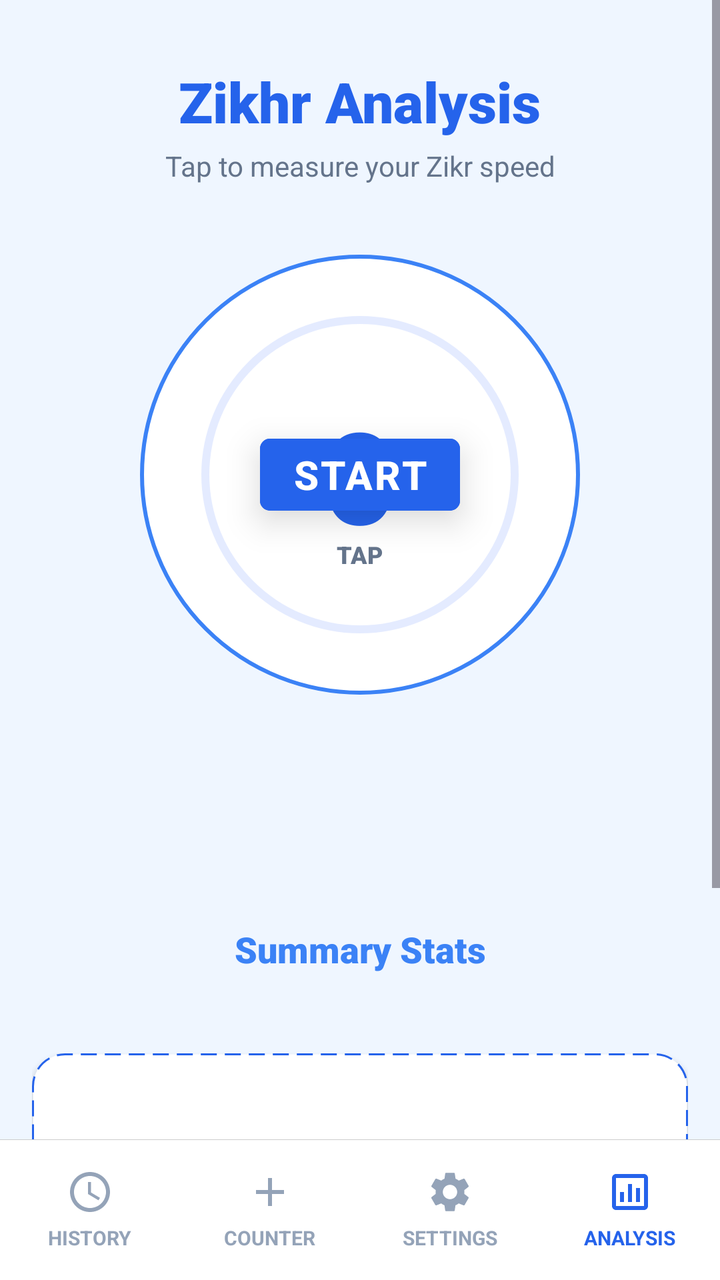
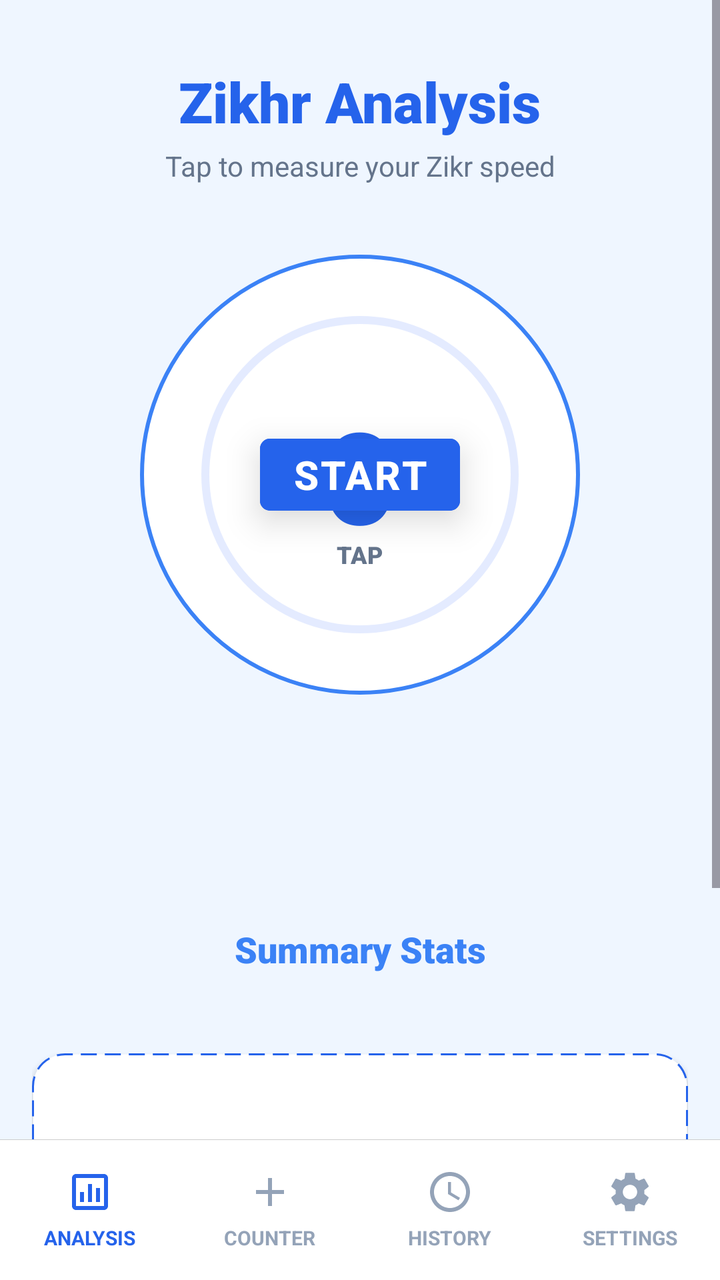

Before-and-after screenshots of an Android layout around one commit, followed by the original layout XML and the change that was made.
<!-- AndroidManifest.xml: application theme Theme.SmartTasbeeh -->
<!-- res/layout/activity_analysis.xml -->
<?xml version="1.0" encoding="utf-8"?>
<androidx.constraintlayout.widget.ConstraintLayout xmlns:android="http://schemas.android.com/apk/res/android"
    xmlns:app="http://schemas.android.com/apk/res-auto"
    xmlns:tools="http://schemas.android.com/tools"
    android:layout_width="match_parent"
    android:layout_height="match_parent"
    android:background="@color/app_background"
    tools:context=".AnalysisActivity">
    
    
    <ScrollView
        android:layout_width="match_parent"
        android:layout_height="0dp"
        android:fillViewport="true"
        app:layout_constraintTop_toTopOf="parent"
        app:layout_constraintBottom_toTopOf="@id/bottomNavDivider">

        <androidx.constraintlayout.widget.ConstraintLayout
            android:layout_width="match_parent"
            android:layout_height="wrap_content"
            android:paddingBottom="24dp">

            
            <TextView
                android:id="@+id/tvTitle"
                android:layout_width="wrap_content"
                android:layout_height="wrap_content"
                android:text="Zikhr Analysis"
                android:textColor="@color/tasbeeh_blue_primary"
                android:textSize="28sp"
                android:fontFamily="sans-serif-black"
                android:layout_marginTop="32dp"
                app:layout_constraintTop_toTopOf="parent"
                app:layout_constraintStart_toStartOf="parent"
                app:layout_constraintEnd_toEndOf="parent"/>

            <TextView
                android:id="@+id/tvSubtitle"
                android:layout_width="wrap_content"
                android:layout_height="wrap_content"
                android:text="Tap to measure your Zikr speed"
                android:textColor="@color/text_secondary"
                android:textSize="14sp"
                android:layout_marginTop="4dp"
                app:layout_constraintTop_toBottomOf="@id/tvTitle"
                app:layout_constraintStart_toStartOf="parent"
                app:layout_constraintEnd_toEndOf="parent"/>

            
            <FrameLayout
                android:id="@+id/btnTap"
                android:layout_width="230dp"
                android:layout_height="230dp"
                android:layout_marginTop="30dp"
                app:layout_constraintTop_toBottomOf="@id/tvSubtitle"
                app:layout_constraintStart_toStartOf="parent"
                app:layout_constraintEnd_toEndOf="parent">

                
                <View
                    android:layout_width="match_parent"
                    android:layout_height="match_parent"
                    android:layout_margin="5dp"
                    android:background="@drawable/bg_circle_button" />

                
                <ProgressBar
                    android:id="@+id/progressBar"
                    android:layout_width="match_parent"
                    android:layout_height="match_parent"
                    android:indeterminate="false"
                    android:progressDrawable="@drawable/circular_progress"
                    android:background="@null"
                    style="?android:attr/progressBarStyleHorizontal"
                    android:max="100"
                    android:progress="0"
                    android:padding="2dp"/>
                    
                
                <TextView
                    android:id="@+id/tvCount"
                    android:layout_width="wrap_content"
                    android:layout_height="wrap_content"
                    android:layout_gravity="center"
                    android:text="0"
                    android:textSize="64sp"
                    android:fontFamily="sans-serif-black"
                    android:textStyle="bold"
                    android:textColor="@color/tasbeeh_blue_primary"/>
                    
                <TextView
                     android:id="@+id/tvTapHint"
                     android:layout_width="wrap_content"
                     android:layout_height="wrap_content"
                     android:layout_gravity="center"
                     android:text="TAP"
                     android:textSize="12sp"
                    android:fontFamily="sans-serif-black"
                     android:textColor="@color/text_secondary"
                     android:translationY="40dp"/>
                     
                
                 <TextView
                     android:id="@+id/tvPausedOverlay"
                     android:layout_width="wrap_content"
                     android:layout_height="wrap_content"
                     android:layout_gravity="center"
                     android:text="PAUSED"
                     android:textSize="25sp"
                     android:fontFamily="sans-serif-black"
                     android:textColor="@color/delete_text"
                     android:visibility="gone"/>

                
                <View
                    android:id="@+id/tapActionView"
                    android:layout_width="match_parent"
                    android:layout_height="match_parent"
                    android:layout_margin="12dp"
                    android:background="?attr/selectableItemBackgroundBorderless" 
                    android:clickable="true"
                    android:focusable="true"/>

                
                <Button
                    android:id="@+id/btnStartOverlay"
                    android:layout_width="wrap_content"
                    android:layout_height="wrap_content"
                    android:text="START"
                    android:textSize="20sp"
                    android:layout_gravity="center"
                    android:visibility="visible"
                    android:elevation="10dp"
                    android:textAllCaps="true"
                    android:textColor="@color/white"
                    android:textStyle="bold"
                    android:letterSpacing="0.05"
                    android:backgroundTint="@color/tasbeeh_blue_primary"
                    app:cornerRadius="5dp"
                    style="@style/Widget.MaterialComponents.Button.UnelevatedButton"/>
                    
            </FrameLayout>
            
            
            <LinearLayout
                android:id="@+id/controlsRow"
                android:layout_width="wrap_content"
                android:layout_height="wrap_content"
                android:orientation="horizontal"
                android:gravity="center"
                android:layout_marginTop="30dp"
                app:layout_constraintTop_toBottomOf="@id/btnTap"
                app:layout_constraintStart_toStartOf="parent"
                app:layout_constraintEnd_toEndOf="parent">
                
                <com.google.android.material.floatingactionbutton.FloatingActionButton
                    android:id="@+id/fabPause"
                    android:layout_width="wrap_content"
                    android:layout_height="wrap_content"
                    android:src="@drawable/ic_pause"
                    app:backgroundTint="@color/tasbeeh_blue_primary"
                    app:tint="@android:color/white"
                    app:fabSize="normal"
                    android:visibility="invisible"/>

            </LinearLayout>
            
            
            <LinearLayout
                 android:id="@+id/layoutPauseOptions"
                 android:layout_width="wrap_content"
                 android:layout_height="wrap_content"
                 android:orientation="horizontal"
                 android:visibility="gone"
                 android:layout_marginTop="12dp"
                 app:layout_constraintTop_toBottomOf="@id/controlsRow"
                 app:layout_constraintStart_toStartOf="parent"
                 app:layout_constraintEnd_toEndOf="parent">
                 
                 <Button
                     android:id="@+id/btnResetAnalysis"
                     android:layout_width="wrap_content"
                     android:layout_height="wrap_content"
                     android:text="Reset"
                     android:layout_marginEnd="16dp"
                     android:textAllCaps="true"
                     android:textColor="@color/white"
                     android:textStyle="bold"
                     android:letterSpacing="0.05"
                     android:backgroundTint="@color/tasbeeh_blue_primary"
                     app:cornerRadius="5dp"
                     style="@style/Widget.MaterialComponents.Button.UnelevatedButton"/>/>

                 <Button
                     android:id="@+id/btnShowReport"
                     android:layout_width="wrap_content"
                     android:layout_height="wrap_content"
                     android:text="Report"
                     android:textAllCaps="true"
                     android:textColor="@color/white"
                     android:textStyle="bold"
                     android:letterSpacing="0.05"
                     android:backgroundTint="@color/tasbeeh_blue_primary"
                     app:cornerRadius="5dp"
                     style="@style/Widget.MaterialComponents.Button.UnelevatedButton"/>
            </LinearLayout>

            
            <LinearLayout
                android:id="@+id/reportContainer"
                android:layout_width="match_parent"
                android:layout_height="wrap_content"
                android:orientation="vertical"
                android:visibility="visible"
                android:layout_marginTop="24dp"
                android:layout_marginStart="16dp"
                android:layout_marginEnd="16dp"
                app:layout_constraintTop_toBottomOf="@id/layoutPauseOptions"
                app:layout_constraintStart_toStartOf="parent"
                app:layout_constraintEnd_toEndOf="parent">
                
                 <TextView
                     android:id="@+id/tvReportSummary"
                     android:layout_width="match_parent"
                     android:layout_height="wrap_content"
                     android:text="Summary Stats"
                     android:textAlignment="center"
                     android:fontFamily="sans-serif-black"
                     android:textSize="18sp"
                     android:textColor="@color/tasbeeh_blue_accent"
                     android:paddingBottom="16dp"/>

                
                <TableLayout
                    android:id="@+id/tableReport"
                    android:layout_width="match_parent"
                    android:layout_height="wrap_content"
                    android:stretchColumns="1,2"
                    android:layout_marginBottom="24dp">
                </TableLayout>
                    
                
                <FrameLayout
                    android:id="@+id/graphContainer"
                    android:layout_width="match_parent"
                    android:layout_height="180dp"
                    android:background="@drawable/info_box_background"
                    android:elevation="2dp"
                    android:padding="8dp">
                </FrameLayout>
            </LinearLayout>

        </androidx.constraintlayout.widget.ConstraintLayout>
    </ScrollView>


    
    <View
        android:id="@+id/bottomNavDivider"
        android:layout_width="match_parent"
        android:layout_height="0.1dp"
        android:background="#ccc"
        app:layout_constraintBottom_toTopOf="@id/bottomNav"/>

    <LinearLayout
        android:id="@+id/bottomNav"
        android:layout_width="match_parent"
        android:layout_height="70dp"
        android:background="@color/nav_bg"
        android:orientation="horizontal"
        android:weightSum="4"
        android:baselineAligned="false"
        app:layout_constraintBottom_toBottomOf="parent">

        
        <LinearLayout
            android:id="@+id/btnNavHistory"
            android:layout_width="0dp"
            android:layout_height="match_parent"
            android:layout_weight="1"
            android:orientation="vertical"
            android:gravity="center"
            android:clickable="true"
            android:focusable="true"
            android:background="?attr/selectableItemBackground">
            <ImageView
                android:layout_width="24dp"
                android:layout_height="24dp"
                android:src="@drawable/ic_clock"
                app:tint="@color/nav_text_unselected"/>
            <TextView
                android:layout_width="wrap_content"
                android:layout_height="wrap_content"
                android:text="HISTORY"
                android:textSize="10sp"
                android:textStyle="bold"
                android:textColor="@color/nav_text_unselected"
                android:layout_marginTop="4dp"/>
        </LinearLayout>

        
        <LinearLayout
            android:id="@+id/btnNavCounter"
            android:layout_width="0dp"
            android:layout_height="match_parent"
            android:layout_weight="1"
            android:orientation="vertical"
            android:gravity="center"
            android:clickable="true"
            android:focusable="true"
            android:background="?attr/selectableItemBackground">
            <ImageView
                android:layout_width="24dp"
                android:layout_height="24dp"
                android:src="@drawable/ic_add"
                app:tint="@color/nav_text_unselected"/>
            <TextView
                android:layout_width="wrap_content"
                android:layout_height="wrap_content"
                android:text="COUNTER"
                android:textSize="10sp"
                android:textStyle="bold"
                android:textColor="@color/nav_text_unselected"
                android:layout_marginTop="4dp"/>
        </LinearLayout>

        
        <LinearLayout
            android:id="@+id/btnNavSettings"
            android:layout_width="0dp"
            android:layout_height="match_parent"
            android:layout_weight="1"
            android:orientation="vertical"
            android:gravity="center"
            android:clickable="true"
            android:focusable="true"
            android:background="?attr/selectableItemBackground">
            <ImageView
                android:layout_width="24dp"
                android:layout_height="24dp"
                android:src="@drawable/ic_settings"
                app:tint="@color/nav_text_unselected"/>
            <TextView
                android:layout_width="wrap_content"
                android:layout_height="wrap_content"
                android:text="SETTINGS"
                android:textSize="10sp"
                android:textStyle="bold"
                android:textColor="@color/nav_text_unselected"
                android:layout_marginTop="4dp"/>
        </LinearLayout>
        
        
        <LinearLayout
            android:layout_width="0dp"
            android:layout_height="match_parent"
            android:layout_weight="1"
            android:orientation="vertical"
            android:gravity="center">
            <ImageView
                android:layout_width="24dp"
                android:layout_height="24dp"
                android:src="@drawable/ic_analysis"
                app:tint="@color/nav_text_selected"/>
            <TextView
                android:layout_width="wrap_content"
                android:layout_height="wrap_content"
                android:text="ANALYSIS"
                android:textSize="10sp"
                android:textStyle="bold"
                android:textColor="@color/nav_text_selected"
                android:layout_marginTop="4dp"/>
        </LinearLayout>

    </LinearLayout>

</androidx.constraintlayout.widget.ConstraintLayout>
<!-- resources referenced by this layout -->
<resources>
  <color name="app_background">@color/background_light</color>
  <color name="delete_text">#DC2626</color>
  <color name="nav_bg">#FFFFFF</color>
  <color name="nav_text_selected">#2563EB</color>
  <color name="nav_text_unselected">#94A3B8</color>
  <color name="tasbeeh_blue_accent">#3B82F6</color>
  <color name="tasbeeh_blue_primary">#2563EB</color>
  <color name="text_secondary">#64748B</color>
  <color name="white">#FFFFFFFF</color>
  <!-- drawable bg_circle_button (drawable) -->
  <?xml version="1.0" encoding="utf-8"?>
  <shape xmlns:android="http://schemas.android.com/apk/res/android"
      android:shape="oval">
      <solid android:color="@color/card_background" />
      <stroke
          android:width="2dp"
          android:color="@color/tasbeeh_blue_accent" />
  </shape>
  <!-- drawable ic_add (drawable) -->
  <vector xmlns:android="http://schemas.android.com/apk/res/android"
      android:width="24dp"
      android:height="24dp"
      android:viewportWidth="24"
      android:viewportHeight="24">
      <path
        android:fillColor="@android:color/white"
        android:pathData="M19,13h-6v6h-2v-6H5v-2h6V5h2v6h6v2z"/>
  </vector>
  <!-- drawable ic_analysis (drawable) -->
  <vector xmlns:android="http://schemas.android.com/apk/res/android"
      android:width="24dp"
      android:height="24dp"
      android:viewportWidth="24"
      android:viewportHeight="24">
    <path
        android:fillColor="#FF000000"
        android:pathData="M19,3H5C3.9,3 3,3.9 3,5v14c0,1.1 0.9,2 2,2h14c1.1,0 2,-0.9 2,-2V5C21,3.9 20.1,3 19,3zM19,19H5V5h14V19zM7,12h2v5H7V12zM11,8h2v9h-2V8zM15,10h2v7h-2V10z"/>
  </vector>
  <!-- drawable ic_clock (drawable) -->
  <vector xmlns:android="http://schemas.android.com/apk/res/android"
      android:width="24dp"
      android:height="24dp"
      android:viewportWidth="24.0"
      android:viewportHeight="24.0">
      <path
          android:fillColor="@android:color/white"
          android:pathData="M11.99,2C6.47,2 2,6.48 2,12s4.47,10 9.99,10C17.52,22 22,17.52 22,12S17.52,2 11.99,2zM12,20c-4.42,0 -8,-3.58 -8,-8s3.58,-8 8,-8 8,3.58 8,8 -3.58,8 -8,8zM12.5,7H11v6l5.25,3.15 0.75,-1.23 -4.5,-2.67z"/>
  </vector>
  <!-- drawable ic_pause (drawable) -->
  <vector xmlns:android="http://schemas.android.com/apk/res/android"
      android:width="24dp"
      android:height="24dp"
      android:viewportWidth="24"
      android:viewportHeight="24"
      android:tint="?attr/colorControlNormal">
    <path
        android:fillColor="@android:color/white"
        android:pathData="M6,19h4V5H6v14zM14,5v14h4V5h-4z"/>
  </vector>
  <!-- drawable info_box_background (drawable) -->
  <?xml version="1.0" encoding="utf-8"?>
  <shape xmlns:android="http://schemas.android.com/apk/res/android"
      android:shape="rectangle">
      <solid android:color="@color/card_background"/>
      <stroke
          android:width="1dp"
          android:color="@color/tasbeeh_blue_primary"
          android:dashWidth="8dp"
          android:dashGap="4dp"/>
      <corners android:radius="16dp"/>
  </shape>
  <style name="Theme.SmartTasbeeh" parent="Base.Theme.SmartTasbeeh" />
  <color name="background_light">#EFF6FF</color>
  <color name="card_background">#FFFFFF</color>
  <color name="tasbeeh_blue_dark2">#202962FF</color>
  <style name="Base.Theme.SmartTasbeeh" parent="Theme.Material3.DayNight.NoActionBar">
          <item name="colorPrimary">@color/tasbeeh_blue_primary</item>
          <item name="colorPrimaryVariant">@color/tasbeeh_blue_dark</item>
          <item name="colorOnPrimary">@color/white</item>
  
          <item name="android:statusBarColor">@color/tasbeeh_blue_dark</item>
          <item name="android:windowLightStatusBar">false</item>
  
          <item name="android:windowBackground">@color/background_light</item>
          <item name="android:textColor">@color/text_primary</item>
      </style>
  <color name="tasbeeh_blue_dark">#1E3A8A</color>
  <color name="text_primary">#0F172A</color>
  <!-- unchanged entries left out for length: 2 -->
</resources>

<!-- the commit's change to res/layout/activity_analysis.xml (unified diff, before → after) -->
@@ -274,27 +274,23 @@
 
         
         <LinearLayout
-            android:id="@+id/btnNavHistory"
             android:layout_width="0dp"
             android:layout_height="match_parent"
             android:layout_weight="1"
             android:orientation="vertical"
-            android:gravity="center"
-            android:clickable="true"
-            android:focusable="true"
-            android:background="?attr/selectableItemBackground">
+            android:gravity="center">
             <ImageView
                 android:layout_width="24dp"
                 android:layout_height="24dp"
-                android:src="@drawable/ic_clock"
-                app:tint="@color/nav_text_unselected"/>
-            <TextView
-                android:layout_width="wrap_content"
-                android:layout_height="wrap_content"
-                android:text="HISTORY"
+                android:src="@drawable/ic_analysis"
+                app:tint="@color/nav_text_selected"/>
+            <TextView
+                android:layout_width="wrap_content"
+                android:layout_height="wrap_content"
+                android:text="ANALYSIS"
                 android:textSize="10sp"
                 android:textStyle="bold"
-                android:textColor="@color/nav_text_unselected"
+                android:textColor="@color/nav_text_selected"
                 android:layout_marginTop="4dp"/>
         </LinearLayout>
 
@@ -326,6 +322,32 @@
 
         
         <LinearLayout
+            android:id="@+id/btnNavHistory"
+            android:layout_width="0dp"
+            android:layout_height="match_parent"
+            android:layout_weight="1"
+            android:orientation="vertical"
+            android:gravity="center"
+            android:clickable="true"
+            android:focusable="true"
+            android:background="?attr/selectableItemBackground">
+            <ImageView
+                android:layout_width="24dp"
+                android:layout_height="24dp"
+                android:src="@drawable/ic_clock"
+                app:tint="@color/nav_text_unselected"/>
+            <TextView
+                android:layout_width="wrap_content"
+                android:layout_height="wrap_content"
+                android:text="HISTORY"
+                android:textSize="10sp"
+                android:textStyle="bold"
+                android:textColor="@color/nav_text_unselected"
+                android:layout_marginTop="4dp"/>
+        </LinearLayout>
+
+        
+        <LinearLayout
             android:id="@+id/btnNavSettings"
             android:layout_width="0dp"
             android:layout_height="match_parent"
@@ -349,28 +371,6 @@
                 android:textColor="@color/nav_text_unselected"
                 android:layout_marginTop="4dp"/>
         </LinearLayout>
-        
-        
-        <LinearLayout
-            android:layout_width="0dp"
-            android:layout_height="match_parent"
-            android:layout_weight="1"
-            android:orientation="vertical"
-            android:gravity="center">
-            <ImageView
-                android:layout_width="24dp"
-                android:layout_height="24dp"
-                android:src="@drawable/ic_analysis"
-                app:tint="@color/nav_text_selected"/>
-            <TextView
-                android:layout_width="wrap_content"
-                android:layout_height="wrap_content"
-                android:text="ANALYSIS"
-                android:textSize="10sp"
-                android:textStyle="bold"
-                android:textColor="@color/nav_text_selected"
-                android:layout_marginTop="4dp"/>
-        </LinearLayout>
 
     </LinearLayout>
 
